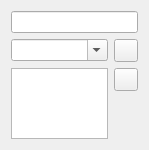
Before: the Qt Designer form src/ui/widgets/node/widgets/BalancerWidget.ui in Qv2ray/Qv2ray, drawn with Qt 5.
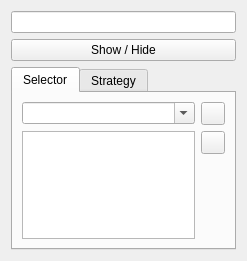
After: the same form once the commit is applied. The open tabs and pages were chosen to show the change. Icons and pictures are not drawn.

Commit message: add: added BrowserForwarder, Observatory, ChainPortAllocation, BalancerStrategyType, InboundFakeDNSOthers

Patch:
```diff
--- a/src/ui/widgets/node/widgets/BalancerWidget.ui
+++ b/src/ui/widgets/node/widgets/BalancerWidget.ui
@@ -6,60 +6,109 @@
    <rect>
     <x>0</x>
     <y>0</y>
-    <width>149</width>
-    <height>150</height>
+    <width>247</width>
+    <height>261</height>
    </rect>
   </property>
   <property name="windowTitle">
    <string>Form</string>
   </property>
-  <layout class="QGridLayout" name="gridLayout">
-   <item row="0" column="0" colspan="2">
+  <layout class="QVBoxLayout" name="verticalLayout">
+   <item>
     <widget class="QLineEdit" name="balancerTagTxt"/>
    </item>
-   <item row="1" column="0">
+   <item>
+    <widget class="QPushButton" name="showHideBtn">
+     <property name="text">
+      <string>Show / Hide</string>
+     </property>
+    </widget>
+   </item>
+   <item>
+    <widget class="QTabWidget" name="tabWidget">
+     <property name="currentIndex">
+      <number>1</number>
+     </property>
+     <widget class="QWidget" name="tab">
+      <attribute name="title">
+       <string>Selector</string>
+      </attribute>
+      <layout class="QGridLayout" name="gridLayout">
+       <item row="0" column="0">
     <widget class="QComboBox" name="balancerSelectionCombo">
      <property name="editable">
       <bool>true</bool>
      </property>
     </widget>
    </item>
-   <item row="3" column="1">
+       <item row="0" column="1">
+        <widget class="QToolButton" name="balancerAddBtn">
+         <property name="text">
+          <string/>
+         </property>
+         <property name="icon">
+          <iconset resource="../../../../../resources.new.qrc">
+           <normaloff>:/assets/icons/ui_dark/add.svg</normaloff>:/assets/icons/ui_dark/add.svg</iconset>
+         </property>
+        </widget>
+       </item>
+       <item row="1" column="0" rowspan="2">
+        <widget class="QListWidget" name="balancerList"/>
+       </item>
+       <item row="1" column="1">
+        <widget class="QToolButton" name="balancerDelBtn">
+         <property name="text">
+          <string/>
+         </property>
+         <property name="icon">
+          <iconset resource="../../../../../resources.new.qrc">
+           <normaloff>:/assets/icons/ui_dark/minus.svg</normaloff>:/assets/icons/ui_dark/minus.svg</iconset>
+         </property>
+        </widget>
+       </item>
+       <item row="2" column="1">
     <spacer name="verticalSpacer">
      <property name="orientation">
       <enum>Qt::Vertical</enum>
      </property>
      <property name="sizeHint" stdset="0">
       <size>
-       <width>20</width>
-       <height>48</height>
+           <width>17</width>
+           <height>69</height>
       </size>
      </property>
     </spacer>
    </item>
-   <item row="2" column="0" rowspan="2">
-    <widget class="QListWidget" name="balancerList"/>
-   </item>
-   <item row="2" column="1">
-    <widget class="QToolButton" name="balancerDelBtn">
+      </layout>
+     </widget>
+     <widget class="QWidget" name="tab_2">
+      <attribute name="title">
+       <string>Strategy</string>
+      </attribute>
+      <layout class="QFormLayout" name="formLayout">
+       <item row="0" column="0">
+        <widget class="QLabel" name="label">
      <property name="text">
-      <string/>
-     </property>
-     <property name="icon">
-      <iconset resource="../../../../resources.new.qrc">
-       <normaloff>:/assets/icons/ui_dark/minus.svg</normaloff>:/assets/icons/ui_dark/minus.svg</iconset>
-     </property>
-    </widget>
-   </item>
-   <item row="1" column="1">
-    <widget class="QToolButton" name="balancerAddBtn">
+          <string>Strategy</string>
+         </property>
+        </widget>
+       </item>
+       <item row="0" column="1">
+        <widget class="QComboBox" name="strategyCB">
+         <item>
      <property name="text">
-      <string/>
-     </property>
-     <property name="icon">
-      <iconset resource="../../../../resources.new.qrc">
-       <normaloff>:/assets/icons/ui_dark/add.svg</normaloff>:/assets/icons/ui_dark/add.svg</iconset>
-     </property>
+           <string notr="true">random</string>
+          </property>
+         </item>
+         <item>
+          <property name="text">
+           <string notr="true">leastPing</string>
+          </property>
+         </item>
+        </widget>
+       </item>
+      </layout>
+     </widget>
     </widget>
    </item>
   </layout>
```
Left out of the diff: 2 changed lines with no effect on the pictures. Lines whose indentation alone changed are shown as unchanged. The commit also changes 15 other files.
